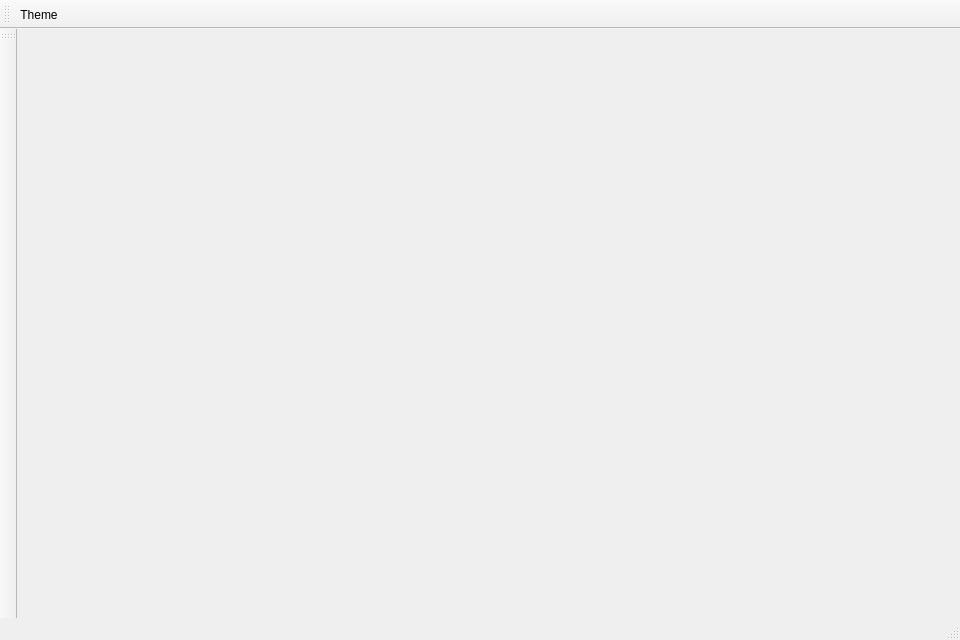
Before: the Qt Designer form apps/rehuco-agent/src/rehuco_agent/main_window.ui in borco/rehuco, drawn with Qt 5.
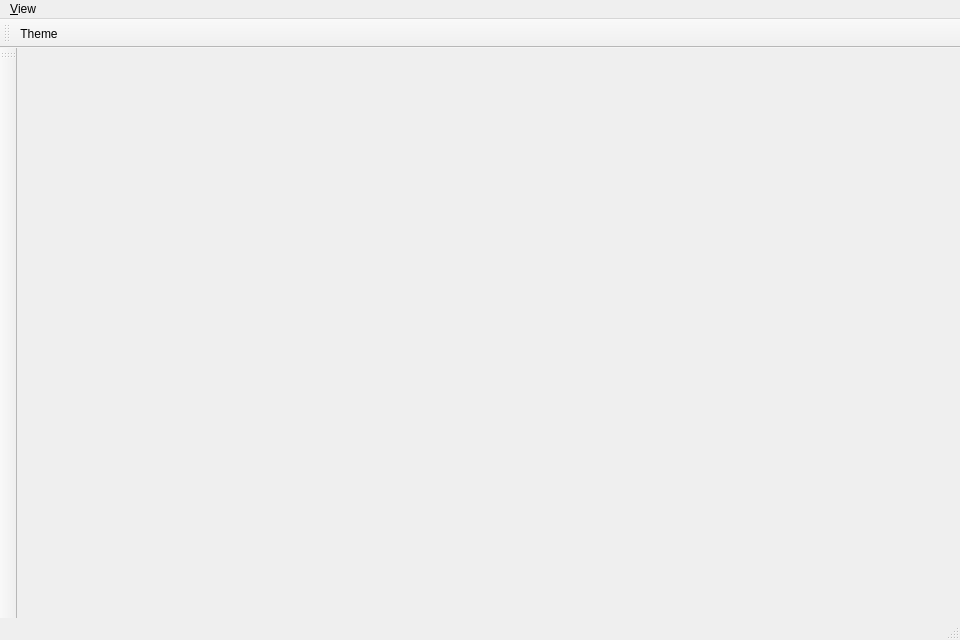
After: the same form once the commit is applied. Icons and pictures are not drawn.

Commit message:
refs #61: feat: add View menu listing open document docks
Lists every open document under View, sorted alphabetically by title with
its full path elided beneath in dimmed text; selecting an entry focuses
its dock. DocumentsDock.focus_document() raises a dock by widget identity
rather than path, so it also works for a not-yet-saved document.

```diff
--- a/apps/rehuco-agent/src/rehuco_agent/main_window.ui
+++ b/apps/rehuco-agent/src/rehuco_agent/main_window.ui
@@ -14,6 +14,22 @@
    <string>Rehuco</string>
   </property>
   <widget class="QWidget" name="central_widget"/>
+  <widget class="QMenuBar" name="menu_bar">
+   <property name="geometry">
+    <rect>
+     <x>0</x>
+     <y>0</y>
+     <width>960</width>
+     <height>21</height>
+    </rect>
+   </property>
+   <widget class="QMenu" name="view_menu">
+    <property name="title">
+     <string>&amp;View</string>
+    </property>
+   </widget>
+   <addaction name="view_menu"/>
+  </widget>
   <widget class="QStatusBar" name="status_bar"/>
   <widget class="QToolBar" name="theme_toolbar">
    <property name="windowTitle">
```
The commit also changes 5 other files.
